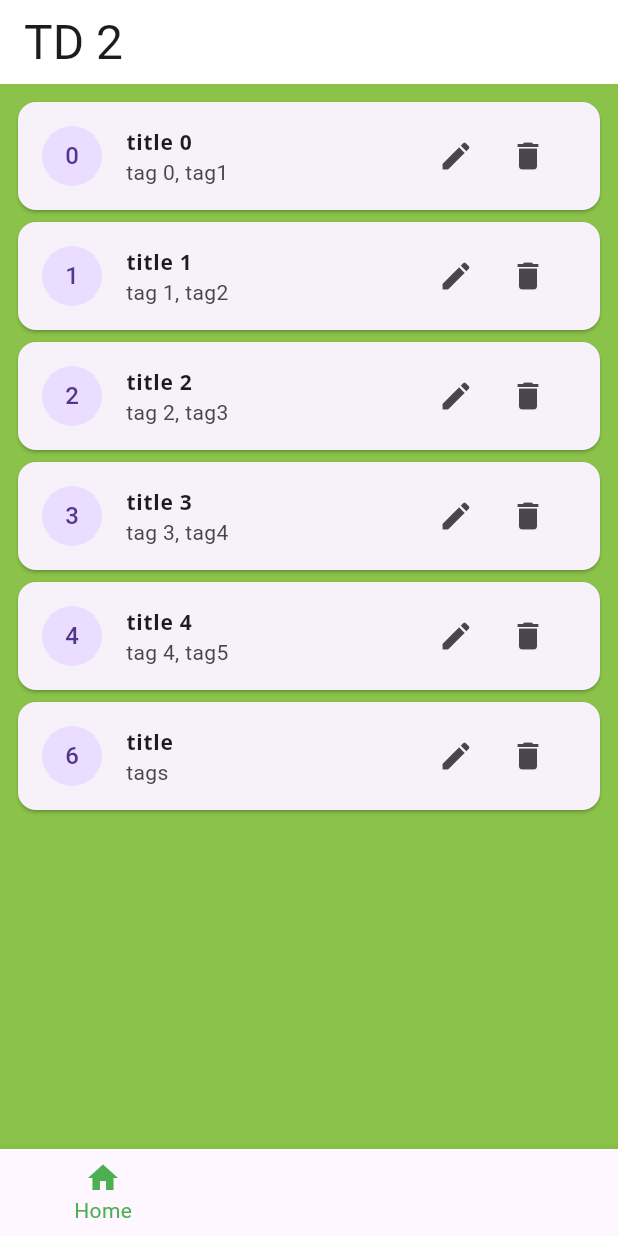
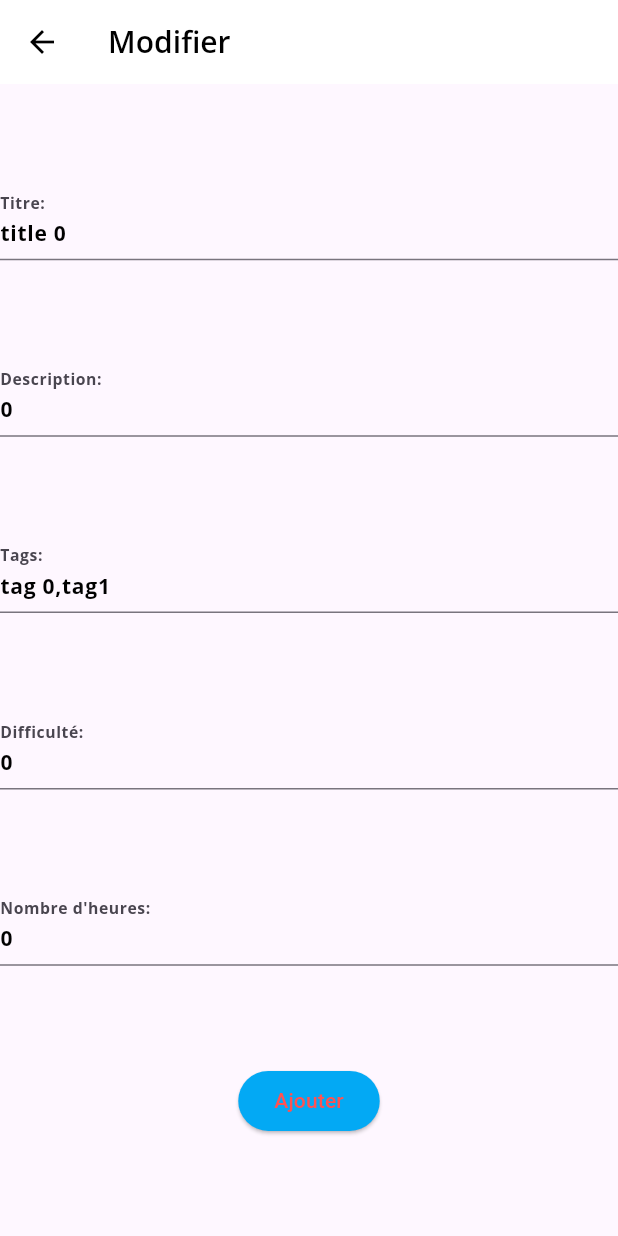
Before and after one commit to alexisnisol/tp2-flutter, a Flutter app: the screen it shows after launch, after a tap on the "edit" icon, on a phone screen of 412 x 824 dp. Run offline on Flutter 3.47's test engine with Material 3 defaults, Android fonts, the phone set to English and light mode, and no system bars; drawn by our look-alikes of flutter_form_builder; our stand-ins replace form_builder_validators, google_fonts, settings_ui, shared_preferences; network calls fail.

Commit message:
Ajout CRUD Task (wip)

```diff
--- a/lib/models/task.dart
+++ b/lib/models/task.dart
@@ -28,7 +28,7 @@ class Task {
 
   factory Task.Null() {
     return Task(
-      id: 0,
+      id: -1,
       title: '',
       tags: [],
       nbhours: 0,
@@ -44,6 +44,15 @@ class Task {
     return Task(id: nb, title: 'title $nb', tags: ['tags $nb'], nbhours: nb, difficulty: nb%5, description: 'description $nb');
   }
 
+  factory Task.createTask(String title, List<String> tags, int nbhours, int difficulty, String description) {
+    nb++;
+    return Task(id: nb, title: title, tags: tags, nbhours: nbhours, difficulty: difficulty, description: description);
+  }
+
+  factory Task.createTaskWithId(int id, String title, List<String> tags, int nbhours, int difficulty, String description) {
+    return Task(id: id, title: title, tags: tags, nbhours: nbhours, difficulty: difficulty, description: description);
+  }
+
   static List<Task> generateTask(int i) {
     List<Task> tasks = [];
     for (int n = 0; n < i; n++) {
--- /dev/null
+++ b/lib/ui/addtask2.dart
@@ -0,0 +1,102 @@
+import 'package:flutter/material.dart';
+import 'package:flutter_form_builder/flutter_form_builder.dart';
+import 'package:form_builder_validators/form_builder_validators.dart';
+import 'package:provider/provider.dart';
+import 'package:tp2/viewmodels/taskviewmodel.dart';
+
+import '../models/task.dart';
+
+class AddTaskV2 extends StatefulWidget {
+
+  const AddTaskV2({super.key, required this.task});
+
+  final Task task;
+
+  @override
+  State<AddTaskV2> createState() => _AddTaskV2State();
+}
+
+class _AddTaskV2State extends State<AddTaskV2> {
+
+  final GlobalKey<FormBuilderState> _formKey = GlobalKey<FormBuilderState>();
+
+  @override
+  Widget build(BuildContext context) {
+    return Scaffold(
+      appBar: AppBar(
+        title: Text(widget.task.id == -1 ? 'Ajouter' : 'Modifier'),
+      ),
+      body: Center(
+        child: FormBuilder(
+            key: _formKey,
+            child: Column(
+              mainAxisAlignment: MainAxisAlignment.spaceEvenly,
+              children: [
+                FormBuilderTextField(
+                  name: 'Title',
+                  initialValue: widget.task.title,
+                  decoration: const InputDecoration(labelText: 'Titre:'),
+                  validator: FormBuilderValidators.compose([FormBuilderValidators.required()]),
+                ),
+                FormBuilderTextField(
+                  name: 'Description',
+                  initialValue: widget.task.description,
+                  decoration: const InputDecoration(labelText: 'Description:'),
+                  validator: FormBuilderValidators.compose([FormBuilderValidators.required()]),
+                ),
+                FormBuilderTextField(
+                  name: 'Tags',
+                  initialValue: widget.task.tags.join(','),
+                  decoration: const InputDecoration(labelText: 'Tags:'),
+                  validator: FormBuilderValidators.compose([FormBuilderValidators.required()]),
+                ),
+                FormBuilderTextField(
+                  name: 'Difficulté',
+                  initialValue: widget.task.difficulty.toString(),
+                  decoration: const InputDecoration(labelText: 'Difficulté:'),
+                  validator: FormBuilderValidators.compose([FormBuilderValidators.required(), FormBuilderValidators.integer()]),
+                ),
+                FormBuilderTextField(
+                  name: "Nombre d'heures",
+                  initialValue: widget.task.nbhours.toString(),
+                  decoration: const InputDecoration(labelText: "Nombre d'heures:"),
+                  validator: FormBuilderValidators.compose([FormBuilderValidators.required(), FormBuilderValidators.integer()]),
+                ),
+                ElevatedButton(
+                  style: ElevatedButton.styleFrom(
+                    foregroundColor: Colors.redAccent,
+                    backgroundColor: Colors.lightBlue,
+                  ),
+                    onPressed: () {
+                      if (_formKey.currentState!.saveAndValidate()) {
+                        if (widget.task.id == -1) {
+                          context.read<TaskViewModel>().updateTask(
+                              Task.createTask(
+                                  _formKey.currentState!.fields['Title']!.value,
+                                  _formKey.currentState!.fields['Tags']!.value.split(','),
+                                  int.parse(_formKey.currentState!.fields["Nombre d'heures"]!.value),
+                                  int.parse(_formKey.currentState!.fields['Difficulté']!.value),
+                                  _formKey.currentState!.fields['Description']!.value
+                              ));
+                        } else {
+                          context.read<TaskViewModel>().insertTask(
+                              Task.createTaskWithId(
+                                  widget.task.id,
+                                  _formKey.currentState!.fields['Title']!.value,
+                                  _formKey.currentState!.fields['Tags']!.value.split(','),
+                                  int.parse(_formKey.currentState!.fields["Nombre d'heures"]!.value),
+                                  int.parse(_formKey.currentState!.fields['Difficulté']!.value),
+                                  _formKey.currentState!.fields['Description']!.value
+                              ));
+                        }
+
+                        Navigator.pop(context);
+                      }
+                    },
+                    child: Text(widget.task.id == 0 ? 'Ajouter' : 'Modifier'))
+              ],
+            )),
+      ),
+    );
+  }
+}
--- a/lib/ui/card/card1.dart
+++ b/lib/ui/card/card1.dart
@@ -1,5 +1,10 @@
 import 'package:flutter/material.dart';
+import 'package:provider/provider.dart';
 import 'package:tp2/models/task.dart';
+import 'package:tp2/viewmodels/taskviewmodel.dart';
+
+import '../addtask2.dart';
+import 'detail_task.dart';
 
 class Screen1 extends StatefulWidget {
   const Screen1({super.key});
@@ -10,7 +15,7 @@ class Screen1 extends StatefulWidget {
 
 class _Screen1State extends State<Screen1> {
 
-  List<Task> tasks = Task.generateTask(5);
+  late List<Task> tasks;
 
   void _onAddTask(Task task) {
     setState(() {
@@ -20,6 +25,7 @@ class _Screen1State extends State<Screen1> {
 
   @override
   Widget build(BuildContext context) {
+    tasks = context.watch<TaskViewModel>().liste;
     return Container(
       color: Colors.lightGreen,
       child: ListView.builder(
@@ -40,10 +46,8 @@ class _Screen1State extends State<Screen1> {
                         IconButton(
                           icon: Icon(Icons.edit),
                           onPressed: () {
-                            print('Edit ${task.id}');
-                            var idTask = tasks.length+1;
-                            _onAddTask(Task(id: idTask, title: "title", tags: ["tags"], nbhours: 5, difficulty: 4, description: "description"));
-
+                            Navigator.push(context, MaterialPageRoute(
+                                builder: (context) => AddTaskV2(task: task)));
                           },
                         ),
                         IconButton(
@@ -58,6 +62,14 @@ class _Screen1State extends State<Screen1> {
                         ),
                       ],
                     ),
+                  onTap: () {
+                    Navigator.push(
+                        context,
+                        MaterialPageRoute(
+                            builder: (context) => DetailTaskScreen(data: task ?? Task.Null())
+                        )
+                    );
+                  },
                 )
             );
           }
--- a/lib/ui/home.dart
+++ b/lib/ui/home.dart
@@ -1,8 +1,12 @@
 import 'package:flutter/material.dart';
+import 'package:tp2/ui/addtask.dart';
+import 'package:tp2/ui/addtask2.dart';
 import 'package:tp2/ui/card/card1.dart';
 import 'package:tp2/ui/card/card2.dart';
 import 'package:tp2/ui/card/card3.dart';
 import 'package:tp2/ui/settings/settings.dart';
+
+import '../models/task.dart';
 
 class Home extends StatefulWidget {
   const Home({super.key});
@@ -58,7 +62,13 @@ class _HomeState extends State<Home> {
           label: 'Settings',
         ),
       ],
-    )
+    ),
+        floatingActionButton: _selectedIndex==0?FloatingActionButton(
+          onPressed: () {
+            Navigator.push(context, MaterialPageRoute(
+                builder: (context) => AddTaskV2(task: Task.Null())));
+          },
+          child: Icon(Icons.add),):const SizedBox.shrink(),
     );
   }
 }
--- a/pubspec.yaml
+++ b/pubspec.yaml
@@ -39,6 +39,8 @@ dependencies:
   settings_ui: ^2.0.2
   shared_preferences: ^2.5.2
   provider: ^6.1.2
+  flutter_form_builder: ^9.7.0
+  form_builder_validators: ^11.1.2
 
 dev_dependencies:
   flutter_test:
```
Also changed, not shown: lib/ui/addtask.dart (added, +30 -0 lines), lib/viewmodels/taskviewmodel.dart (+17 -1 lines), pubspec.lock.
